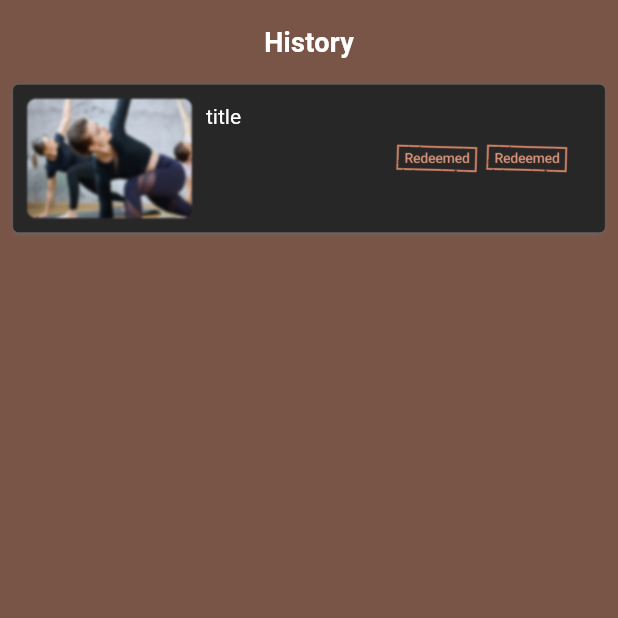
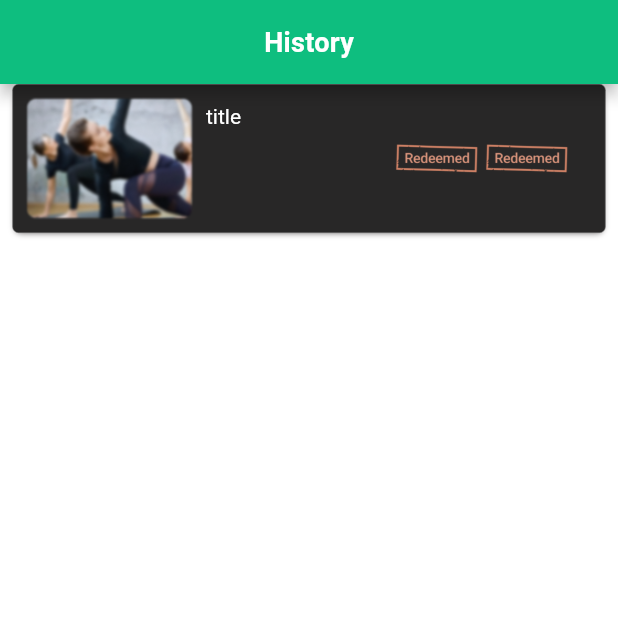
Before and after one commit to Ajitcool008/vla, a Flutter app: the HistoryScreen screen opened directly, on a phone screen of 412 x 824 dp, the top half of it. Run offline on Flutter 3.47's test engine with Material 2 defaults, Android fonts, the phone set to English and light mode, and no system bars; our stand-ins replace dio, file_picker, firebase_auth, firebase_core, firebase_messaging, get and 5 more; accounts and stored records are empty; Roboto replaces fonts that are missing (Montserrat).

Commit message:
history change

```diff
--- a/lib/src/views/history_screen.dart
+++ b/lib/src/views/history_screen.dart
@@ -9,7 +9,7 @@ class HistoryScreen extends StatelessWidget {
     final Size screenSize = MediaQuery.of(context).size;
     return SafeArea(
       child: Scaffold(
-        backgroundColor: Colors.brown,
+        backgroundColor: Colors.white,
         appBar: _appBar(context, screenSize),
         body: SingleChildScrollView(
             child: Column(children: [
@@ -29,8 +29,8 @@ class HistoryScreen extends StatelessWidget {
   AppBar _appBar(BuildContext context, Size screenSize) {
     return AppBar(
       automaticallyImplyLeading: false,
-      backgroundColor: Colors.transparent,
-      shadowColor: Colors.transparent,
+      backgroundColor: Color(0xff0EBE7F),
+      // shadowColor: Colors.transparent,
       centerTitle: true,
       //leading: InkWell(child: Image.asset('assets/images/arrow-left.png'), onTap: () => Navigator.pop(context)),
       title: Text(
--- a/lib/src/views/products_screen.dart
+++ b/lib/src/views/products_screen.dart
@@ -46,7 +46,7 @@ class ProductScreen extends StatelessWidget {
                         onPressed: null,
                       ),
                       con.productCart.length == 0
-                          ? Container()
+                          ? SizedBox.shrink()
                           : Positioned(
                               top: 0,
                               right: 4,
```
